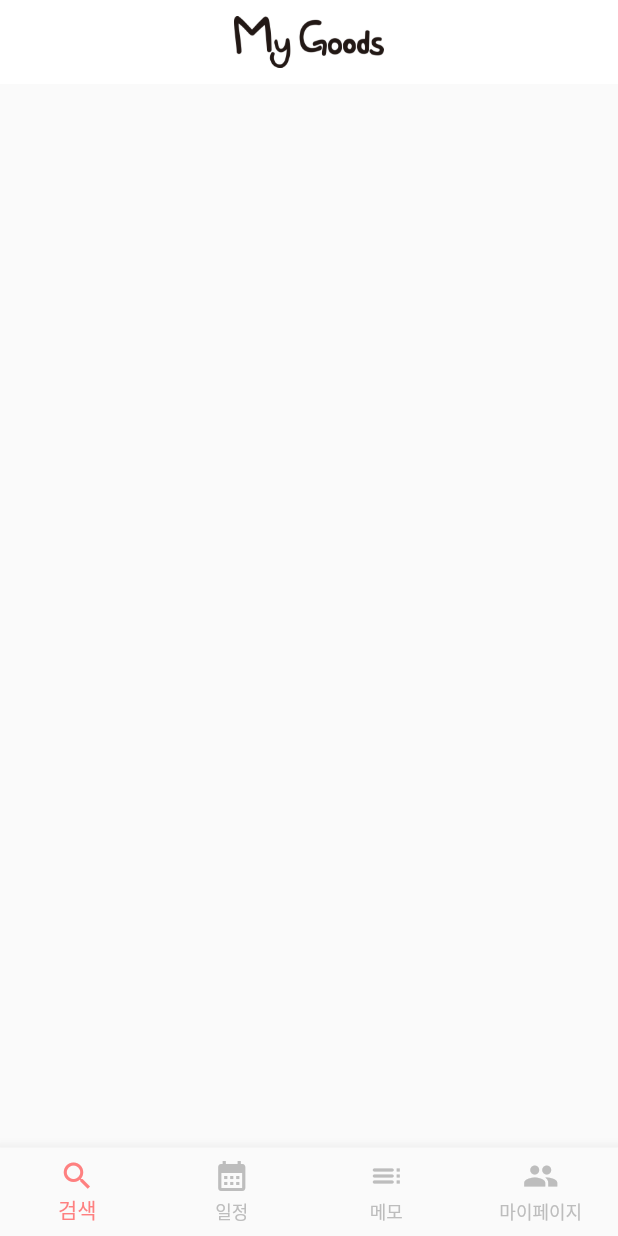
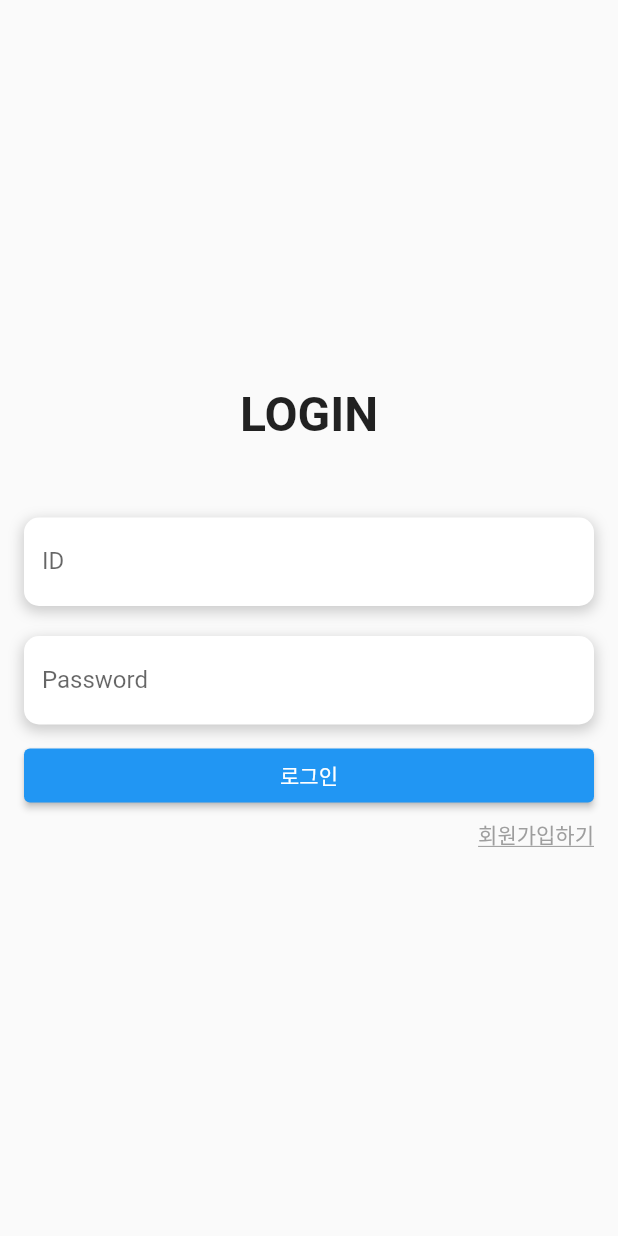
Before and after one commit to Parkeun12/App_project, a Flutter app: the screen it shows after launch, on a phone screen of 412 x 824 dp. Run offline on Flutter 3.47's test engine with Material 2 defaults, Android fonts, the phone set to English and light mode, and no system bars; our stand-ins replace table_calendar.

Commit message:
Loding, Login screen

```diff
--- /dev/null
+++ b/lib/screen/login_screen.dart
@@ -0,0 +1,105 @@
+import 'package:flutter/material.dart';
+import 'package:app_project/navigation_screen.dart';
+
+class LoginScreen extends StatelessWidget {
+  final TextEditingController _idController = TextEditingController();
+  final TextEditingController _passwordController = TextEditingController();
+
+  @override
+  Widget build(BuildContext context) {
+    return Scaffold(
+      body: Padding(
+        padding: const EdgeInsets.all(16.0),
+        child: Column(
+          mainAxisAlignment: MainAxisAlignment.center,
+          children: [
+            Text(
+              "LOGIN",
+              style: TextStyle(fontSize: 32, fontWeight: FontWeight.bold),
+            ),
+            SizedBox(height: 50),
+            Container(
+              decoration: BoxDecoration(
+                color: Colors.white,
+                borderRadius: BorderRadius.circular(10.0),
+                boxShadow: [
+                  BoxShadow(
+                    color: Colors.grey.withOpacity(0.5),
+                    spreadRadius: 1,
+                    blurRadius: 7,
+                    offset: Offset(0, 3), // changes position of shadow
+                  ),
+                ],
+              ),
+              child: TextField(
+                controller: _idController,
+                decoration: InputDecoration(
+                  labelText: 'ID',
+                  border: OutlineInputBorder(
+                    borderRadius: BorderRadius.circular(10.0),
+                    borderSide: BorderSide.none,
+                  ),
+                ),
+              ),
+            ),
+            SizedBox(height: 20),
+            Container(
+              decoration: BoxDecoration(
+                color: Colors.white,
+                borderRadius: BorderRadius.circular(10.0),
+                boxShadow: [
+                  BoxShadow(
+                    color: Colors.grey.withOpacity(0.5),
+                    spreadRadius: 1,
+                    blurRadius: 7,
+                    offset: Offset(0, 3), // changes position of shadow
+                  ),
+                ],
+              ),
+              child: TextField(
+                controller: _passwordController,
+                obscureText: true,
+                decoration: InputDecoration(
+                  labelText: 'Password',
+                  border: OutlineInputBorder(
+                    borderRadius: BorderRadius.circular(10.0),
+                    borderSide: BorderSide.none,
+                  ),
+                ),
+              ),
+            ),
+            SizedBox(height: 10),
+            SizedBox(
+              width: double.infinity,  // make the button width as large as possible
+              child: ElevatedButton(
+                onPressed: () {
+                  Navigator.push(
+                    context,
+                    MaterialPageRoute(builder: (context) => RootScreen()),
+                  );
+                },
+                child: Text('로그인'),
+              ),
+            ),
+            SizedBox(height:5),
+            Align(
+              alignment: Alignment.centerRight,
+              child: InkWell(
+                onTap: () {
+                  // TODO: Implement member registration
+                },
+                child: Text(
+                  '회원가입하기',
+                  style: TextStyle(
+                    color: Colors.grey,
+                    decoration: TextDecoration.underline,
+                  ),
+                ),
+              ),
+            ),
+          ],
+        ),
+      ),
+    );
+  }
+}
--- a/pubspec.yaml
+++ b/pubspec.yaml
@@ -46,3 +46,4 @@ flutter:
 
   assets:
     - lib/asset/logo2.png
+    - lib/asset/logo.png
```
Also changed, not shown: lib/main.dart (+8 -3 lines), lib/screen/loading_screen.dart (added, +62 -0 lines), lib/screen/memo_screen.dart (+51 -3 lines).
